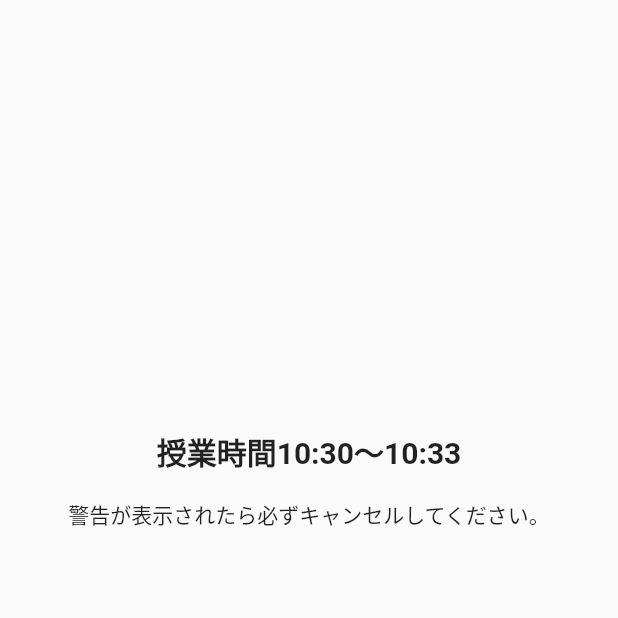
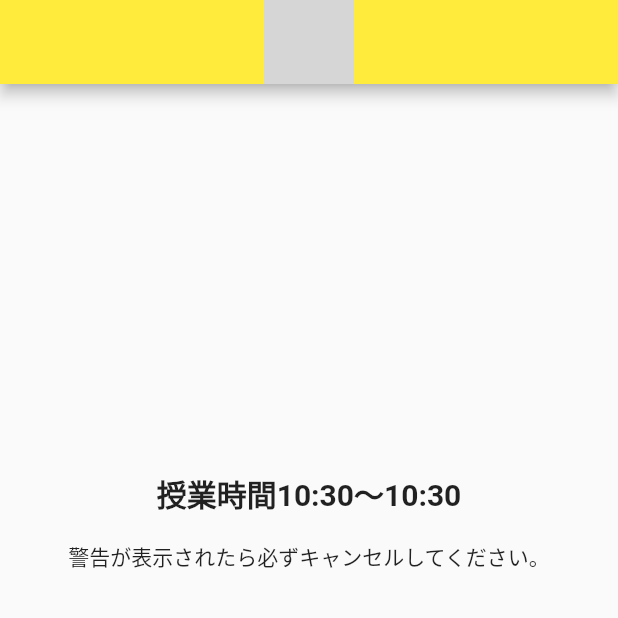
Before and after one commit to shinonome-inc/mobile_mini_hackathon_team_b, a Flutter app: the screen it shows after launch, after a tap on "授業を受ける！", on a phone screen of 412 x 824 dp, the top half of it. Run offline on Flutter 3.47's test engine with Material 2 defaults, Android fonts, the light colour scheme and no system bars; our stand-ins replace audioplayers, flutter_tts; grey boxes are pictures that could not be loaded.

Commit message:
各画面のデザインを統一

```diff
--- a/lib/components/base_app_bar.dart
+++ b/lib/components/base_app_bar.dart
@@ -1,12 +1,12 @@
 import 'package:flutter/material.dart';
 
-class BaseAppBar extends StatelessWidget implements PreferredSizeWidget{
-
+class BaseAppBar extends StatelessWidget implements PreferredSizeWidget {
   const BaseAppBar({Key? key}) : super(key: key);
 
   @override
   Widget build(BuildContext context) {
     return AppBar(
+      automaticallyImplyLeading: false,
       backgroundColor: Colors.yellow,
       title: Row(
         mainAxisAlignment: MainAxisAlignment.center,
--- a/lib/pages/home_page.dart
+++ b/lib/pages/home_page.dart
@@ -5,17 +5,21 @@ import 'package:audioplayers/audioplayers.dart';
 import 'package:flutter/material.dart';
 import 'package:flutter_tts/flutter_tts.dart';
 import 'package:intl/intl.dart';
+import 'package:mobile_mini_hackathon_team_b/components/base_app_bar.dart';
 import 'package:mobile_mini_hackathon_team_b/constants/sound_paths.dart';
 import 'package:mobile_mini_hackathon_team_b/constants/speechText.dart';
+import 'package:mobile_mini_hackathon_team_b/pages/top_page.dart';
 
 class HomePage extends StatefulWidget {
   const HomePage({
     Key? key,
     required this.startTime,
     required this.endTime,
+    required this.dropdownValue,
   }) : super(key: key);
   final DateTime startTime;
   final DateTime endTime;
+  final String dropdownValue;
 
   @override
   State<HomePage> createState() => _HomePageState();
@@ -73,8 +77,11 @@ class _HomePageState extends State<HomePage> {
           _penaltyGameSeconds = _cancelButtonAppearanceSeconds + graceSeconds;
         }
         if (_timeLimit <= 0) {
-          _speech();
-          // _playSound();
+          if (widget.dropdownValue == list.first) {
+            _playSound();
+          } else {
+            _speech();
+          }
           _cancelTimer();
         }
       },
@@ -84,6 +91,7 @@ class _HomePageState extends State<HomePage> {
   @override
   Widget build(BuildContext context) {
     return Scaffold(
+      appBar: const BaseAppBar(),
       body: SafeArea(
         child: Container(
           padding: const EdgeInsets.symmetric(horizontal: 16.0),
@@ -107,11 +115,12 @@ class _HomePageState extends State<HomePage> {
                     ? Column(
                         children: [
                           const Text(
-                            '⚠️$graceSeconds秒以内にキャンセルしてください。\nキャンセルしないと大音量で音楽が再生されます。',
+                            '⚠️$graceSeconds秒以内にキャンセルしてください。\nキャンセルしないと大音量で罰ゲーム執行します。',
                             style: TextStyle(
                               color: Colors.red,
                             ),
                           ),
+                          const SizedBox(height: 16.0),
                           ElevatedButton(
                             onPressed: () {
                               _cancelTimer();
@@ -121,7 +130,21 @@ class _HomePageState extends State<HomePage> {
                                 showCancelButton = false;
                               });
                             },
-                            child: const Text('キャンセル'),
+                            style: ElevatedButton.styleFrom(
+                              foregroundColor: Colors.yellow,
+                              backgroundColor: Colors.black,
+                              shape: const StadiumBorder(),
+                            ),
+                            child: const Padding(
+                              padding: EdgeInsets.all(16),
+                              child: Text(
+                                'キャンセル',
+                                style: TextStyle(
+                                  fontSize: 20,
+                                  fontWeight: FontWeight.bold,
+                                ),
+                              ),
+                            ),
                           ),
                         ],
                       )
--- a/lib/pages/top_page.dart
+++ b/lib/pages/top_page.dart
@@ -2,7 +2,11 @@ import 'package:flutter/material.dart';
 import 'package:mobile_mini_hackathon_team_b/components/base_app_bar.dart';
 import 'package:mobile_mini_hackathon_team_b/pages/home_page.dart';
 
-const List<String> list = <String>['振動する', 'BGMを流す', '教授にメール送信'];
+const List<String> list = <String>[
+  'BGMを流す',
+  '先生への謝罪文を読み上げる',
+  '教授にメール送信（Coming soon）',
+];
 const Color focusedColor = Colors.amber;
 
 class TopPage extends StatefulWidget {
@@ -201,15 +205,12 @@ class _TopPageState extends State<TopPage> {
               if (dateTime1.isAfter(dateTime2)) {
                 _showComparisonDialog();
               } else {
-                final DateTime startTime = DateTime.now();
-                final DateTime endTime = startTime.add(
-                  const Duration(minutes: 3),
-                );
                 Navigator.of(context).push(
                   MaterialPageRoute(
                     builder: (context) => HomePage(
-                      startTime: startTime,
-                      endTime: endTime,
+                      startTime: dateTime1,
+                      endTime: dateTime2,
+                      dropdownValue: dropdownValue,
                     ),
                   ),
                 );
```
